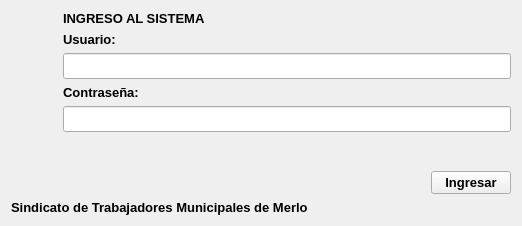
First picture: the form in gui/login/ingreso_sistema.ui, repository shae-ra/sindicato, before the edit.
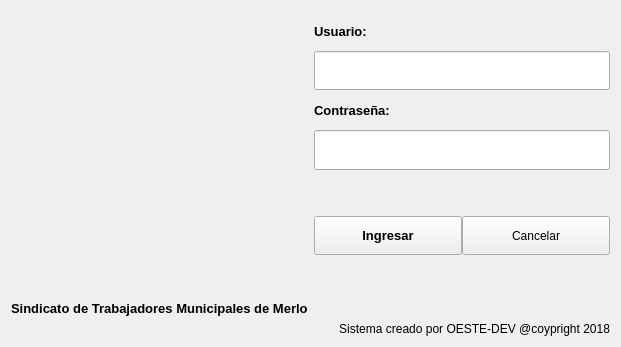
Second picture: the form after the edit. Icons and pictures are not drawn.

What changed in the file:
```diff
--- a/gui/login/ingreso_sistema.ui
+++ b/gui/login/ingreso_sistema.ui
@@ -6,32 +6,22 @@
    <rect>
     <x>0</x>
     <y>0</y>
-    <width>522</width>
-    <height>226</height>
+    <width>621</width>
+    <height>347</height>
    </rect>
   </property>
   <property name="windowTitle">
    <string>Form</string>
   </property>
   <layout class="QGridLayout" name="gridLayout_2">
-   <item row="1" column="0" colspan="3">
-    <widget class="QLabel" name="label_4">
-     <property name="font">
-      <font>
-       <pointsize>10</pointsize>
-       <weight>75</weight>
-       <bold>true</bold>
-      </font>
-     </property>
-     <property name="text">
-      <string>Sindicato de Trabajadores Municipales de Merlo</string>
-     </property>
-    </widget>
-   </item>
-   <item row="0" column="2">
-    <layout class="QGridLayout" name="gridLayout">
-     <item row="9" column="1">
+   <item row="6" column="2">
       <widget class="QPushButton" name="pushButton">
+     <property name="sizePolicy">
+      <sizepolicy hsizetype="Minimum" vsizetype="Expanding">
+       <horstretch>0</horstretch>
+       <verstretch>0</verstretch>
+      </sizepolicy>
+     </property>
        <property name="font">
         <font>
          <pointsize>10</pointsize>
@@ -44,66 +34,7 @@
        </property>
       </widget>
      </item>
-     <item row="9" column="0">
-      <spacer name="horizontalSpacer">
-       <property name="orientation">
-        <enum>Qt::Horizontal</enum>
-       </property>
-       <property name="sizeHint" stdset="0">
-        <size>
-         <width>40</width>
-         <height>20</height>
-        </size>
-       </property>
-      </spacer>
-     </item>
-     <item row="6" column="0" colspan="2">
-      <widget class="QLineEdit" name="lineEdit_2">
-       <property name="sizePolicy">
-        <sizepolicy hsizetype="Expanding" vsizetype="Expanding">
-         <horstretch>0</horstretch>
-         <verstretch>0</verstretch>
-        </sizepolicy>
-       </property>
-       <property name="font">
-        <font>
-         <pointsize>11</pointsize>
-        </font>
-       </property>
-       <property name="echoMode">
-        <enum>QLineEdit::Password</enum>
-       </property>
-      </widget>
-     </item>
-     <item row="4" column="0" colspan="2">
-      <widget class="QLineEdit" name="lineEdit">
-       <property name="sizePolicy">
-        <sizepolicy hsizetype="Expanding" vsizetype="Expanding">
-         <horstretch>0</horstretch>
-         <verstretch>0</verstretch>
-        </sizepolicy>
-       </property>
-       <property name="font">
-        <font>
-         <pointsize>11</pointsize>
-        </font>
-       </property>
-      </widget>
-     </item>
-     <item row="7" column="0" rowspan="2" colspan="2">
-      <spacer name="verticalSpacer">
-       <property name="orientation">
-        <enum>Qt::Vertical</enum>
-       </property>
-       <property name="sizeHint" stdset="0">
-        <size>
-         <width>20</width>
-         <height>40</height>
-        </size>
-       </property>
-      </spacer>
-     </item>
-     <item row="3" column="0" colspan="2">
+   <item row="1" column="2">
       <widget class="QLabel" name="label_2">
        <property name="sizePolicy">
         <sizepolicy hsizetype="Preferred" vsizetype="Expanding">
@@ -123,7 +54,7 @@
        </property>
       </widget>
      </item>
-     <item row="5" column="0" colspan="2">
+   <item row="3" column="2">
       <widget class="QLabel" name="label_3">
        <property name="sizePolicy">
         <sizepolicy hsizetype="Preferred" vsizetype="Expanding">
@@ -143,8 +74,54 @@
        </property>
       </widget>
      </item>
-     <item row="0" column="0" rowspan="3" colspan="2">
-      <widget class="QLabel" name="label_5">
+   <item row="6" column="3">
+    <widget class="QPushButton" name="pushButton_3">
+     <property name="sizePolicy">
+      <sizepolicy hsizetype="Minimum" vsizetype="Expanding">
+       <horstretch>0</horstretch>
+       <verstretch>0</verstretch>
+      </sizepolicy>
+     </property>
+     <property name="text">
+      <string>Cancelar</string>
+     </property>
+    </widget>
+   </item>
+   <item row="4" column="2" colspan="2">
+    <widget class="QLineEdit" name="lineEdit_2">
+     <property name="sizePolicy">
+      <sizepolicy hsizetype="Expanding" vsizetype="Expanding">
+       <horstretch>0</horstretch>
+       <verstretch>0</verstretch>
+      </sizepolicy>
+     </property>
+     <property name="font">
+      <font>
+       <pointsize>11</pointsize>
+      </font>
+     </property>
+     <property name="echoMode">
+      <enum>QLineEdit::Password</enum>
+     </property>
+    </widget>
+   </item>
+   <item row="2" column="2" colspan="2">
+    <widget class="QLineEdit" name="lineEdit">
+     <property name="sizePolicy">
+      <sizepolicy hsizetype="Expanding" vsizetype="Expanding">
+       <horstretch>0</horstretch>
+       <verstretch>0</verstretch>
+      </sizepolicy>
+     </property>
+     <property name="font">
+      <font>
+       <pointsize>11</pointsize>
+      </font>
+     </property>
+    </widget>
+   </item>
+   <item row="9" column="0" colspan="4">
+    <widget class="QLabel" name="label_4">
        <property name="font">
         <font>
          <pointsize>10</pointsize>
@@ -153,13 +130,37 @@
         </font>
        </property>
        <property name="text">
-        <string>INGRESO AL SISTEMA</string>
+      <string>Sindicato de Trabajadores Municipales de Merlo       </string>
        </property>
       </widget>
      </item>
-    </layout>
+   <item row="10" column="0" colspan="4">
+    <widget class="QLabel" name="label">
+     <property name="layoutDirection">
+      <enum>Qt::RightToLeft</enum>
+     </property>
+     <property name="text">
+      <string>Sistema creado por OESTE-DEV @coypright 2018</string>
+     </property>
+     <property name="alignment">
+      <set>Qt::AlignRight|Qt::AlignTrailing|Qt::AlignVCenter</set>
+     </property>
+    </widget>
    </item>
-   <item row="0" column="1">
+   <item row="8" column="0" colspan="4">
+    <spacer name="verticalSpacer_2">
+     <property name="orientation">
+      <enum>Qt::Vertical</enum>
+     </property>
+     <property name="sizeHint" stdset="0">
+      <size>
+       <width>20</width>
+       <height>40</height>
+      </size>
+     </property>
+    </spacer>
+   </item>
+   <item row="0" column="0" rowspan="8" colspan="4">
     <widget class="QPushButton" name="pushButton_2">
      <property name="sizePolicy">
       <sizepolicy hsizetype="Fixed" vsizetype="Expanding">
@@ -176,8 +177,8 @@
      </property>
      <property name="iconSize">
       <size>
-       <width>120</width>
-       <height>120</height>
+       <width>200</width>
+       <height>200</height>
       </size>
      </property>
      <property name="flat">
@@ -185,6 +186,19 @@
      </property>
     </widget>
    </item>
+   <item row="5" column="2" colspan="2">
+    <spacer name="verticalSpacer">
+     <property name="orientation">
+      <enum>Qt::Vertical</enum>
+     </property>
+     <property name="sizeHint" stdset="0">
+      <size>
+       <width>20</width>
+       <height>40</height>
+      </size>
+     </property>
+    </spacer>
+   </item>
   </layout>
  </widget>
  <resources/>
```
Lines whose indentation alone changed are shown as unchanged.
